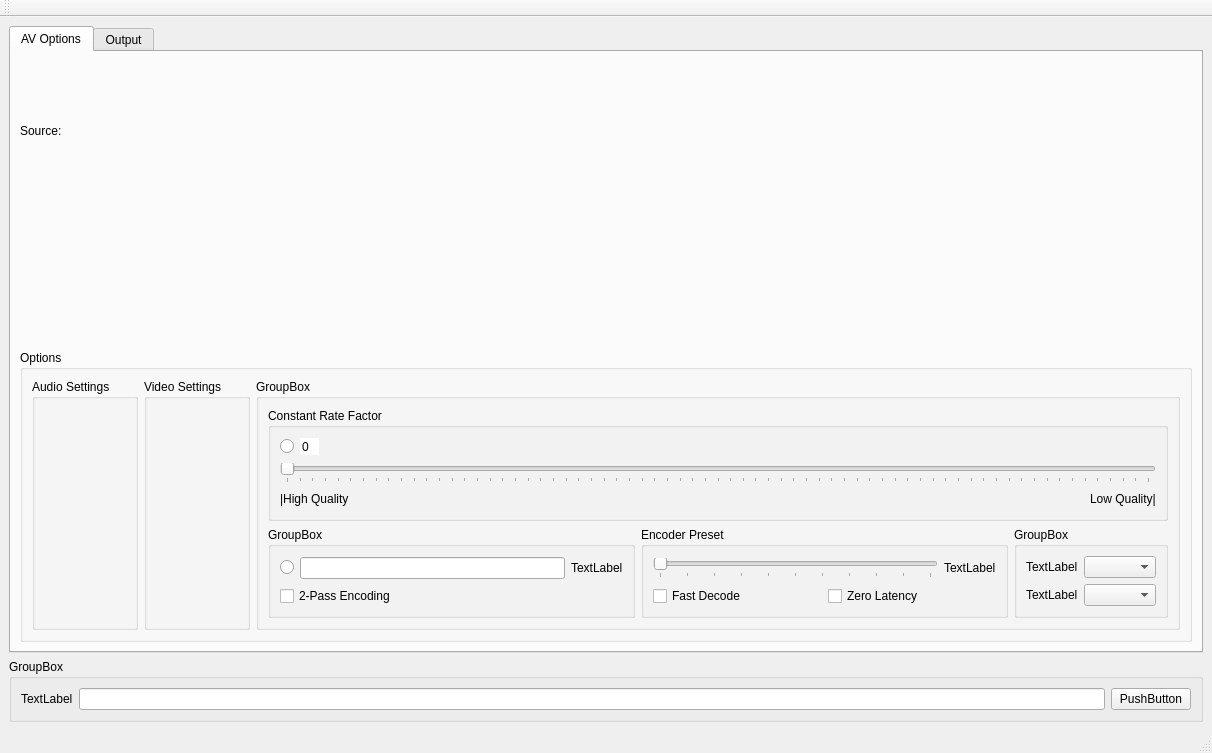
b1aqW0lf/Lithium, file src/mainwindow.ui: the form before one commit.
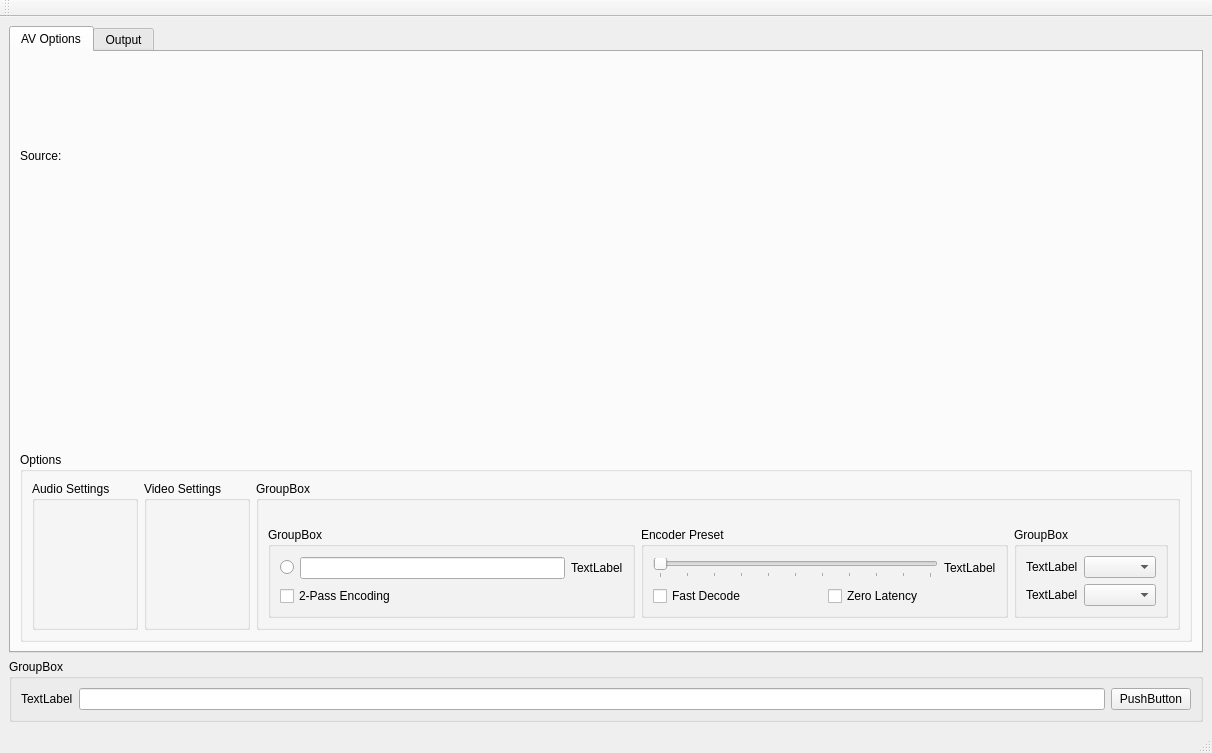
The form after the commit. Custom widgets are drawn as their Qt base class.

```diff
--- a/src/mainwindow.ui
+++ b/src/mainwindow.ui
@@ -72,94 +72,7 @@
              </property>
              <layout class="QVBoxLayout" name="verticalLayout_11">
               <item>
-               <widget class="QGroupBox" name="groupBox_12">
-                <property name="title">
-                 <string>Constant Rate Factor</string>
-                </property>
-                <layout class="QVBoxLayout" name="verticalLayout_12">
-                 <item>
-                  <layout class="QHBoxLayout" name="horizontalLayout_7">
-                   <item>
-                    <widget class="QRadioButton" name="videoCRFRadio_2">
-                     <property name="text">
-                      <string/>
-                     </property>
-                    </widget>
-                   </item>
-                   <item>
-                    <widget class="QSpinBox" name="videoRFSpinBox">
-                     <property name="frame">
-                      <bool>false</bool>
-                     </property>
-                     <property name="buttonSymbols">
-                      <enum>QAbstractSpinBox::ButtonSymbols::NoButtons</enum>
-                     </property>
-                    </widget>
-                   </item>
-                   <item>
-                    <spacer name="horizontalSpacer_3">
-                     <property name="orientation">
-                      <enum>Qt::Orientation::Horizontal</enum>
-                     </property>
-                     <property name="sizeHint" stdset="0">
-                      <size>
-                       <width>40</width>
-                       <height>20</height>
-                      </size>
-                     </property>
-                    </spacer>
-                   </item>
-                  </layout>
-                 </item>
-                 <item>
-                  <widget class="QSlider" name="videoRateFactorSlider">
-                   <property name="maximum">
-                    <number>68</number>
-                   </property>
-                   <property name="pageStep">
-                    <number>1</number>
-                   </property>
-                   <property name="orientation">
-                    <enum>Qt::Orientation::Horizontal</enum>
-                   </property>
-                   <property name="tickPosition">
-                    <enum>QSlider::TickPosition::TicksBelow</enum>
-                   </property>
-                  </widget>
-                 </item>
-                 <item>
-                  <layout class="QHBoxLayout" name="horizontalLayout_8">
-                   <item>
-                    <widget class="QLabel" name="label_19">
-                     <property name="text">
-                      <string>|High Quality</string>
-                     </property>
-                    </widget>
-                   </item>
-                   <item>
-                    <spacer name="horizontalSpacer_4">
-                     <property name="orientation">
-                      <enum>Qt::Orientation::Horizontal</enum>
-                     </property>
-                     <property name="sizeHint" stdset="0">
-                      <size>
-                       <width>40</width>
-                       <height>20</height>
-                      </size>
-                     </property>
-                    </spacer>
-                   </item>
-                   <item>
-                    <widget class="QLabel" name="label_20">
-                     <property name="text">
-                      <string>Low Quality|</string>
-                     </property>
-                    </widget>
-                   </item>
-                  </layout>
-                 </item>
-                </layout>
-               </widget>
+               <widget class="VideoCRFInterface" name="videoCRFWidget" native="true"/>
               </item>
               <item>
                <layout class="QHBoxLayout" name="horizontalLayout_13">
@@ -408,6 +321,12 @@
    <header>video_interface.h</header>
    <container>1</container>
   </customwidget>
+  <customwidget>
+   <class>VideoCRFInterface</class>
+   <extends>QWidget</extends>
+   <header>video_crf_interface.h</header>
+   <container>1</container>
+  </customwidget>
  </customwidgets>
  <resources/>
  <connections/>
```
Left out of the diff: 2 changed lines with no effect on the pictures.
